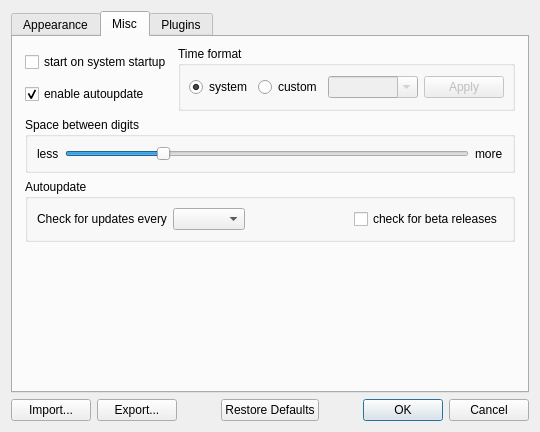
This is digital_clock/gui/settings_dialog.ui in Kolcha/DigitalClock4 as Qt 5 draws it before an edit. The edited form follows.
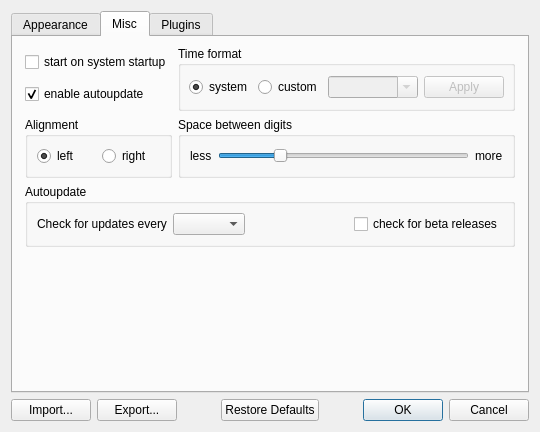
This is the edited form. The open tabs and pages were chosen to show the change. Icons and pictures are not drawn.

Commit message:
added new elements to settings gui
branch : alignment

What changed in the file:
```diff
--- a/digital_clock/gui/settings_dialog.ui
+++ b/digital_clock/gui/settings_dialog.ui
@@ -642,7 +642,33 @@
          </layout>
         </widget>
        </item>
-       <item row="1" column="0" colspan="2">
+       <item row="1" column="0">
+        <widget class="QGroupBox" name="align_group">
+         <property name="title">
+          <string>Alignment</string>
+         </property>
+         <layout class="QHBoxLayout" name="horizontalLayout">
+          <item>
+           <widget class="QRadioButton" name="align_left_rbtn">
+            <property name="text">
+             <string>left</string>
+            </property>
+            <property name="checked">
+             <bool>true</bool>
+            </property>
+           </widget>
+          </item>
+          <item>
+           <widget class="QRadioButton" name="align_right_rbtn">
+            <property name="text">
+             <string>right</string>
+            </property>
+           </widget>
+          </item>
+         </layout>
+        </widget>
+       </item>
+       <item row="1" column="1">
         <widget class="QGroupBox" name="space_group">
          <property name="title">
           <string>Space between digits</string>
```
The commit also changes 4 other files.
